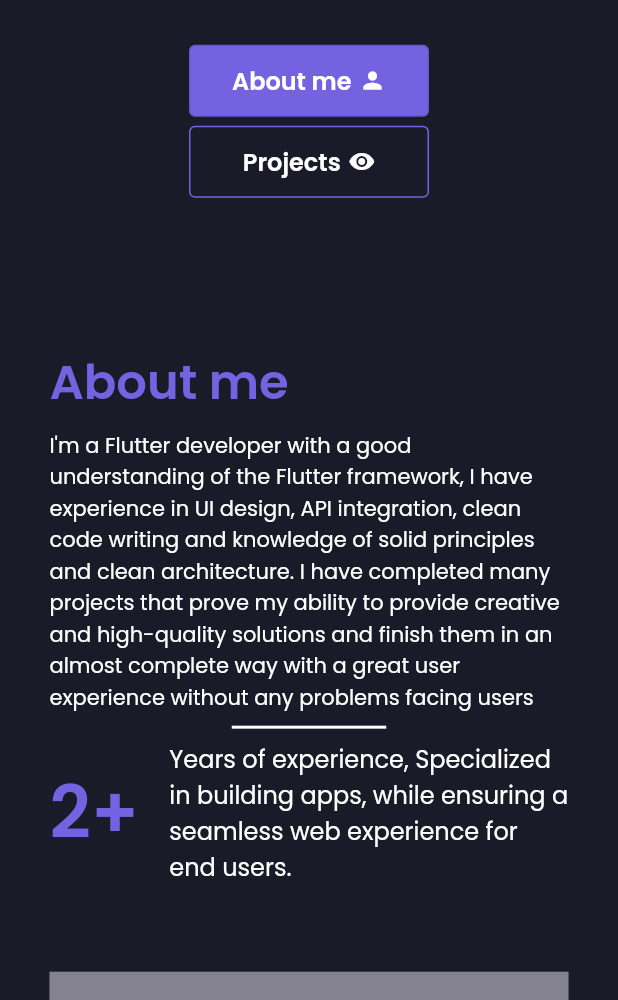
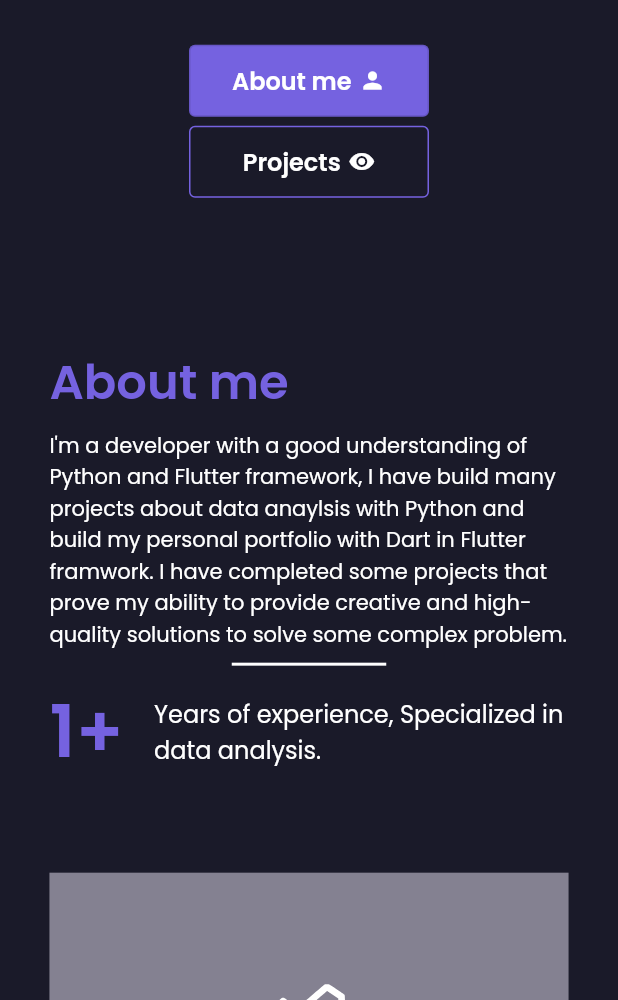
Before and after one commit to allenchency/portfolio, a Flutter app: the screen it shows after launch, scrolled down 576 dp, on a phone screen of 412 x 824 dp, the part 236-1236 px from its top. Run offline on Flutter 3.47's test engine with Material 2 defaults, Android fonts, the light colour scheme and no system bars; drawn by our look-alikes of auto_size_text; our stand-ins replace cached_network_image, equatable, flutter_bloc, flutter_svg, font_awesome_flutter; missing offline and left inert: universal_html; network calls fail.

Commit message:
string update

```diff
--- a/lib/core/utils/app_strings.dart
+++ b/lib/core/utils/app_strings.dart
@@ -2,12 +2,12 @@ abstract class AppStrings {
   static const String developerName = 'Allen Chen';
   static const String helloIM = 'Hello, I’m';
   static const String introMsg =
-      "An Entry-Level developer with 2 months of experience in coding. I have completed this portfolio website to improve my programming skill and aim to solve complex problem in the future.";
+      "An Entry-Level developer with 3 months of experience in coding. I have completed this portfolio website to improve my programming skill and aim to solve complex problem in the future.";
   static String aboutMeMsg =
-      "I'm a Flutter developer with a good understanding of the Flutter framework, I have experience in UI design, API integration, clean code writing and knowledge of solid principles and clean architecture. I have completed many projects that prove my ability to provide creative and high-quality solutions and finish them in an almost complete way with a great user experience without any problems facing users";
-  static const String numOfExperience = '2+';
+      "I'm a developer with a good understanding of Python and Flutter framework, I have build many projects about data anaylsis with Python and build my personal portfolio with Dart in Flutter framwork. I have completed some projects that prove my ability to provide creative and high-quality solutions to solve some complex problem.";
+  static const String numOfExperience = '1+';
   static const String experienceMsg =
-      'Years of experience, Specialized in building apps, while ensuring a seamless web experience for end users.';
+      'Years of experience, Specialized in data analysis.';
   static const String servicesIOffer = 'The services i offer:';
   static const String featuredProjects = 'Featured projects';
   static const String projectsMsg =
```
